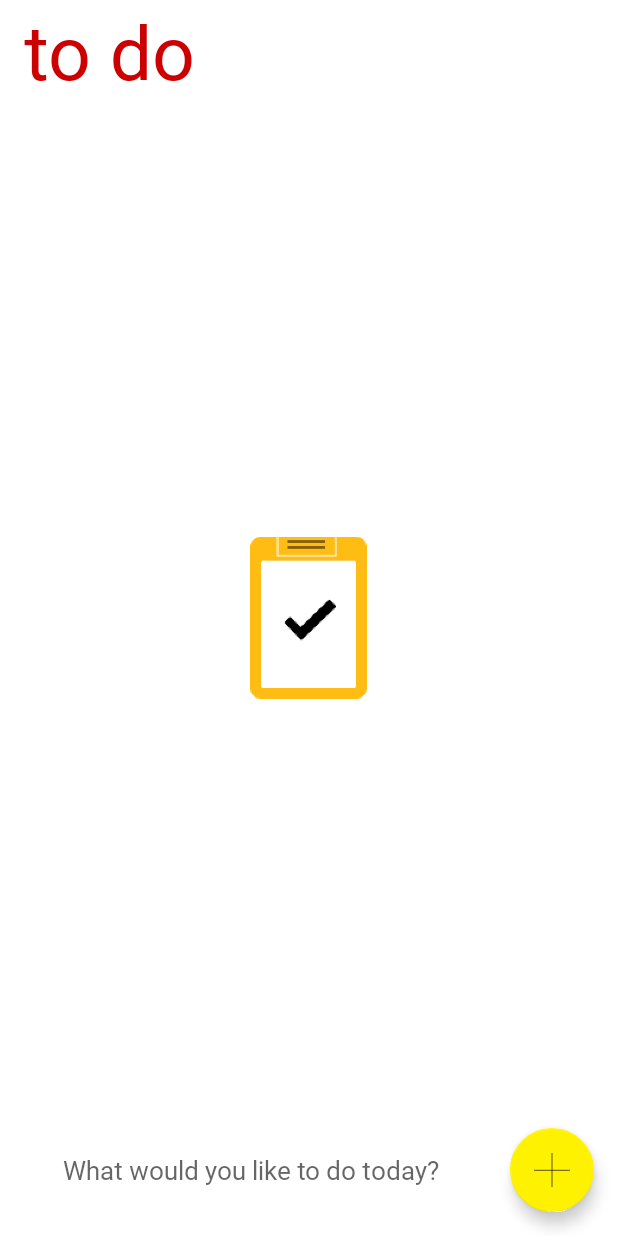
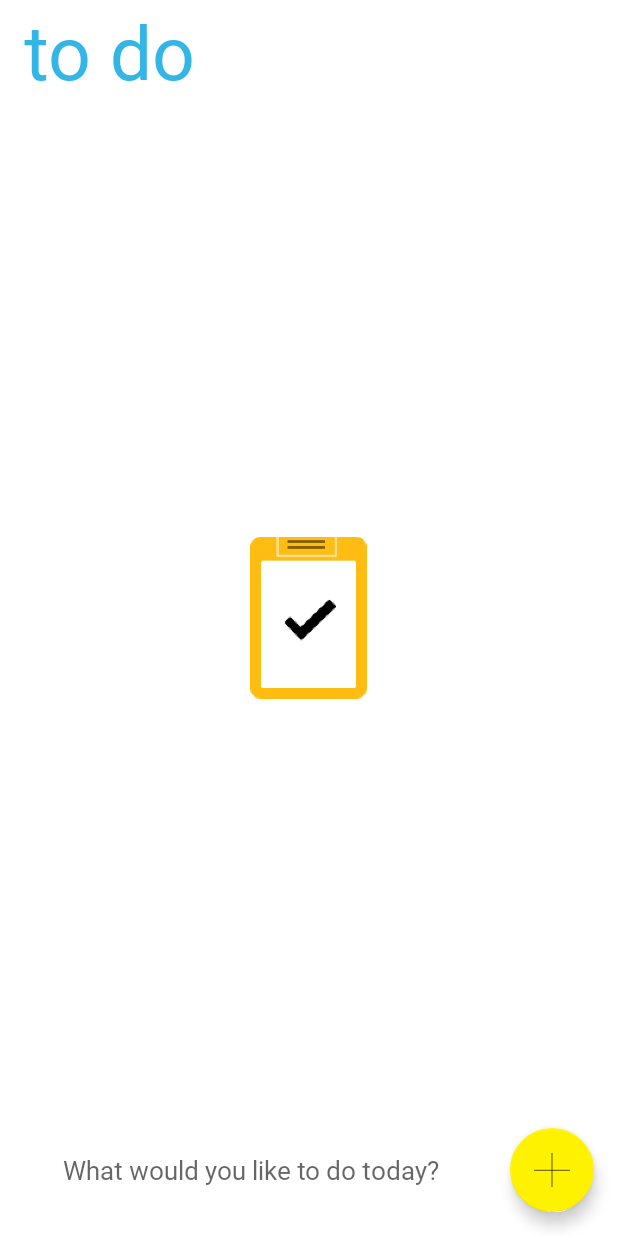
Before and after one commit to gaganmalvi/ToDo, an Android app: the screen it shows after launch (MainActivity), on a phone screen of 412 x 824 dp. Run offline under Robolectric (Android 15) with nearby library versions, the phone set to English and light mode, and no system bars.

Commit message:
ToDo: change title color to light blue
* looks better on both dark and light themes

Signed-off-by: Gagan Malvi <malvigagan@gmail.com>

```diff
--- a/app/src/main/res/layout/activity_main.xml
+++ b/app/src/main/res/layout/activity_main.xml
@@ -75,7 +75,7 @@
             android:layout_gravity="left"
             android:fontFamily="@font/segoeuil"
             android:text="@string/app_title"
-            android:textColor="@android:color/holo_red_dark"
+            android:textColor="@android:color/holo_blue_light"
             android:textSize="50sp" />
 
     </androidx.appcompat.widget.Toolbar>
```
